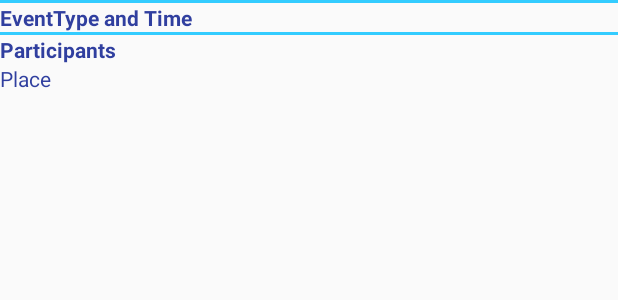
After one commit to B3ACONsoft/ProjectCode, an Android app: the layout list_view_event_items.xml on its own in the app's theme, with its tools: preview values and no code run, on a phone screen of 412 x 824 dp. The commit adds this screen. Shown: the top 300 px of the screen. Run offline under Robolectric (Android 15) with nearby library versions, the phone set to English and light mode, and no system bars.

Commit message:
Events Changes added Team Names to event_item_layout

```diff
--- a/Android/UI/SYCORowLayouts/app/src/main/java/beaconsoft/sycorowlayouts/MySQLiteHelper.java
+++ b/Android/UI/SYCORowLayouts/app/src/main/java/beaconsoft/sycorowlayouts/MySQLiteHelper.java
@@ -174,7 +174,7 @@ public class MySQLiteHelper extends SQLiteOpenHelper {
                     TABLE_USERS + " ( " + COLUMN_USER_ID + " ) ) ; "};
 
     private static final String DATABASE_NAME = "baconator.db";
-    private static final int DATABASE_VERSION = 3;
+    private static final int DATABASE_VERSION = 4;
 
     public MySQLiteHelper(Context context) {
         super(context, DATABASE_NAME, null, DATABASE_VERSION);
--- /dev/null
+++ b/Android/UI/SYCORowLayouts/app/src/main/res/layout/list_view_event_items.xml
@@ -0,0 +1,62 @@
+<?xml version="1.0" encoding="utf-8"?>
+<RelativeLayout xmlns:android="http://schemas.android.com/apk/res/android"
+    android:layout_width="match_parent"
+    android:layout_height="match_parent">
+
+    <LinearLayout
+        android:id="@+id/linearLayout1"
+        android:layout_width="fill_parent"
+        android:layout_height="2dp"
+        android:layout_alignParentLeft="true"
+        android:layout_below="@+id/notificationType"
+        android:background="#33ccff"
+        android:orientation="horizontal" >
+    </LinearLayout>
+
+    <TextView
+        android:id="@+id/eventItemPlace"
+        android:layout_width="wrap_content"
+        android:layout_height="wrap_content"
+        android:text="Place"
+        android:textColor="@color/colorPrimaryDark"
+        android:textAppearance="?android:attr/textAppearanceSmall"
+        android:layout_below="@+id/eventParticipants"
+        android:layout_alignParentLeft="true"
+        android:layout_alignParentStart="true" />
+
+    <TextView
+        android:id="@+id/eventItemTypeDateTime"
+        android:layout_width="match_parent"
+        android:layout_height="wrap_content"
+        android:textStyle="bold"
+        android:text="EventType and Time"
+        android:textColor="@color/colorPrimaryDark"
+        android:textAppearance="?android:attr/textAppearanceSmall"
+        android:layout_below="@+id/linearLayout1"
+        android:layout_alignParentLeft="true"
+        android:layout_alignParentStart="true" />
+
+    <TextView
+        android:id="@+id/eventParticipants"
+        android:layout_width="match_parent"
+        android:layout_height="wrap_content"
+        android:textStyle="bold"
+        android:text="Participants"
+        android:textColor="@color/colorPrimaryDark"
+        android:textAppearance="?android:attr/textAppearanceSmall"
+        android:layout_below="@+id/LinearLayout02"
+        android:layout_alignParentLeft="true"
+        android:layout_alignParentStart="true" />
+
+    <LinearLayout
+        android:id="@+id/LinearLayout02"
+        android:layout_width="fill_parent"
+        android:layout_height="2dp"
+        android:background="#33ccff"
+        android:orientation="vertical"
+        android:layout_below="@+id/eventItemTypeDateTime"
+        android:layout_alignParentLeft="true"
+        android:layout_alignParentStart="true">
+    </LinearLayout>
+
+</RelativeLayout>
```
Also changed, not shown: Android/UI/SYCORowLayouts/app/src/main/java/beaconsoft/sycorowlayouts/DataSource.java (+38 -3 lines), Android/UI/SYCORowLayouts/app/src/main/java/beaconsoft/sycorowlayouts/EventListAdapter.java (+13 -5 lines), Android/UI/SYCORowLayouts/app/src/main/java/beaconsoft/sycorowlayouts/activities/EditEventsActivity.java (+41 -7 lines), Android/UI/SYCORowLayouts/app/src/main/java/beaconsoft/sycorowlayouts/activities/LeaguesActivity.java (+8 -0 lines), 1 other file.
